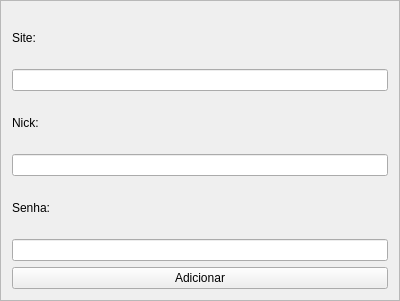
Above: addentry.ui from ecsanchesjr/ProjetoSeguran-a before the change. Below: the same form after it.
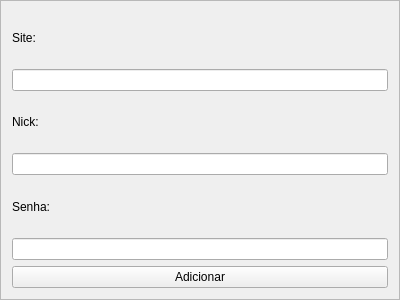
That is the form after the change.

Commit message: FIxing windows size and starting the changePassword design

What changed in the file:
```diff
--- a/addentry.ui
+++ b/addentry.ui
@@ -7,9 +7,21 @@
     <x>0</x>
     <y>0</y>
     <width>400</width>
-    <height>301</height>
+    <height>300</height>
    </rect>
   </property>
+  <property name="minimumSize">
+   <size>
+    <width>400</width>
+    <height>300</height>
+   </size>
+  </property>
+  <property name="maximumSize">
+   <size>
+    <width>400</width>
+    <height>300</height>
+   </size>
+  </property>
   <property name="windowTitle">
    <string>New Entry</string>
   </property>
```
The commit also changes 7 other files.
